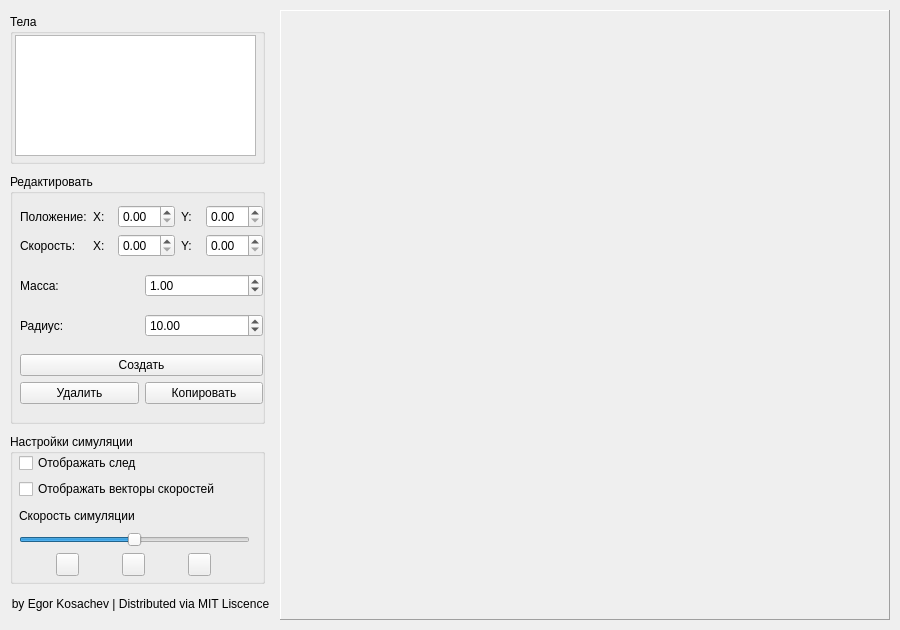
The window that MainWindow.ui (Vinermy/pyGravSim) describes before a commit, drawn with Qt 5.
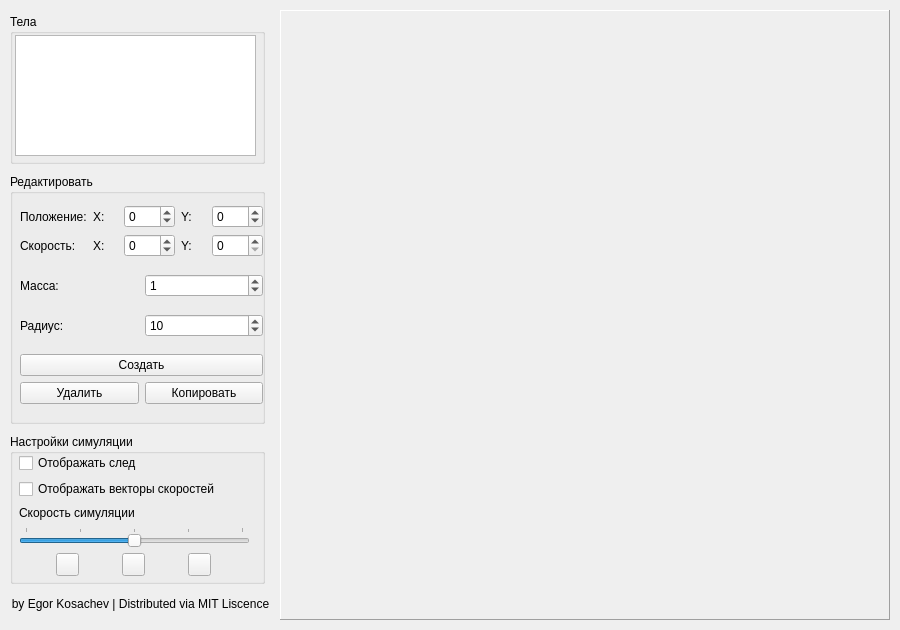
The same window after the commit. Icons and pictures are not drawn.

```diff
--- a/MainWindow.ui
+++ b/MainWindow.ui
@@ -92,13 +92,6 @@
              </property>
             </widget>
            </item>
-           <item row="0" column="4">
-            <widget class="QDoubleSpinBox" name="spbPosY">
-             <property name="enabled">
-              <bool>true</bool>
-             </property>
-            </widget>
-           </item>
            <item row="1" column="1">
             <widget class="QLabel" name="lblSpdX">
              <property name="text">
@@ -113,20 +106,6 @@
              </property>
             </widget>
            </item>
-           <item row="1" column="4">
-            <widget class="QDoubleSpinBox" name="spbSpdY">
-             <property name="enabled">
-              <bool>true</bool>
-             </property>
-            </widget>
-           </item>
-           <item row="1" column="2">
-            <widget class="QDoubleSpinBox" name="spbSpdX">
-             <property name="enabled">
-              <bool>true</bool>
-             </property>
-            </widget>
-           </item>
            <item row="0" column="3">
             <widget class="QLabel" name="lblPosY">
              <property name="text">
@@ -134,13 +113,6 @@
              </property>
             </widget>
            </item>
-           <item row="0" column="2">
-            <widget class="QDoubleSpinBox" name="spbPosX">
-             <property name="enabled">
-              <bool>true</bool>
-             </property>
-            </widget>
-           </item>
            <item row="0" column="1">
             <widget class="QLabel" name="lblPosX">
              <property name="text">
@@ -155,6 +127,52 @@
              </property>
             </widget>
            </item>
+           <item row="0" column="2">
+            <widget class="QSpinBox" name="spbPosX">
+             <property name="enabled">
+              <bool>true</bool>
+             </property>
+             <property name="minimum">
+              <number>-310</number>
+             </property>
+             <property name="maximum">
+              <number>310</number>
+             </property>
+            </widget>
+           </item>
+           <item row="0" column="4">
+            <widget class="QSpinBox" name="spbPosY">
+             <property name="enabled">
+              <bool>true</bool>
+             </property>
+             <property name="minimum">
+              <number>-310</number>
+             </property>
+             <property name="maximum">
+              <number>310</number>
+             </property>
+            </widget>
+           </item>
+           <item row="1" column="2">
+            <widget class="QSpinBox" name="spbSpdX">
+             <property name="enabled">
+              <bool>true</bool>
+             </property>
+             <property name="minimum">
+              <number>-310</number>
+             </property>
+             <property name="maximum">
+              <number>310</number>
+             </property>
+            </widget>
+           </item>
+           <item row="1" column="4">
+            <widget class="QSpinBox" name="spbSpdY">
+             <property name="enabled">
+              <bool>true</bool>
+             </property>
+            </widget>
+           </item>
           </layout>
          </item>
          <item>
@@ -167,12 +185,12 @@
             </widget>
            </item>
            <item>
-            <widget class="QDoubleSpinBox" name="spbMass">
+            <widget class="QSpinBox" name="spbMass">
              <property name="enabled">
               <bool>true</bool>
              </property>
              <property name="value">
-              <double>1.000000000000000</double>
+              <number>1</number>
              </property>
             </widget>
            </item>
@@ -188,12 +206,12 @@
             </widget>
            </item>
            <item>
-            <widget class="QDoubleSpinBox" name="spbRadius">
+            <widget class="QSpinBox" name="spbRadius">
              <property name="enabled">
               <bool>true</bool>
              </property>
              <property name="value">
-              <double>10.000000000000000</double>
+              <number>10</number>
              </property>
             </widget>
            </item>
@@ -288,10 +306,10 @@
               <number>1</number>
              </property>
              <property name="maximum">
-              <number>9</number>
+              <number>61</number>
              </property>
              <property name="value">
-              <number>5</number>
+              <number>31</number>
              </property>
              <property name="orientation">
               <enum>Qt::Horizontal</enum>
@@ -303,10 +321,10 @@
               <bool>false</bool>
              </property>
              <property name="tickPosition">
-              <enum>QSlider::NoTicks</enum>
+              <enum>QSlider::TicksAbove</enum>
              </property>
              <property name="tickInterval">
-              <number>1</number>
+              <number>15</number>
              </property>
             </widget>
            </item>
```
